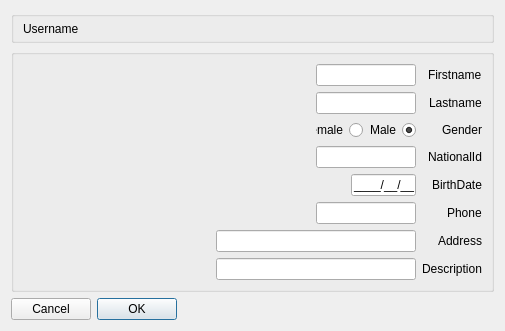
Above: Client/reghaabat/userform.ui from nournia/ketabkhaane before the change. Below: the same form after it.
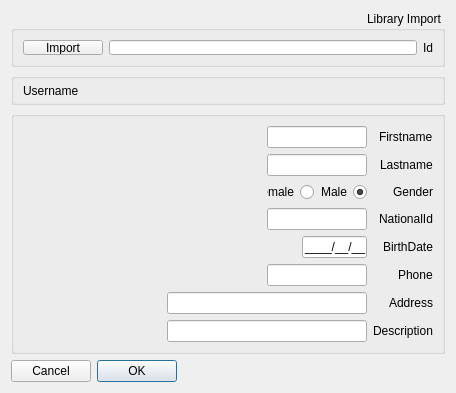
That is the form after the change.

Commit message: added user import from library feature

Patch:
```diff
--- a/Client/reghaabat/userform.ui
+++ b/Client/reghaabat/userform.ui
@@ -6,14 +6,52 @@
    <rect>
     <x>0</x>
     <y>0</y>
-    <width>505</width>
-    <height>304</height>
+    <width>456</width>
+    <height>366</height>
    </rect>
   </property>
   <property name="layoutDirection">
    <enum>Qt::RightToLeft</enum>
   </property>
   <layout class="QVBoxLayout" name="verticalLayout">
+   <item>
+    <widget class="QGroupBox" name="gImport">
+     <property name="maximumSize">
+      <size>
+       <width>16777215</width>
+       <height>56</height>
+      </size>
+     </property>
+     <property name="title">
+      <string>Library Import</string>
+     </property>
+     <property name="flat">
+      <bool>false</bool>
+     </property>
+     <property name="checkable">
+      <bool>false</bool>
+     </property>
+     <layout class="QHBoxLayout" name="horizontalLayout_2">
+      <item>
+       <widget class="QLabel" name="label_8">
+        <property name="text">
+         <string>Id</string>
+        </property>
+       </widget>
+      </item>
+      <item>
+       <widget class="QLineEdit" name="eLibraryId"/>
+      </item>
+      <item>
+       <widget class="QPushButton" name="bImport">
+        <property name="text">
+         <string>Import</string>
+        </property>
+       </widget>
+      </item>
+     </layout>
+    </widget>
+   </item>
    <item>
     <widget class="QGroupBox" name="gUser">
      <property name="minimumSize">
```
The commit also changes 3 other files.
